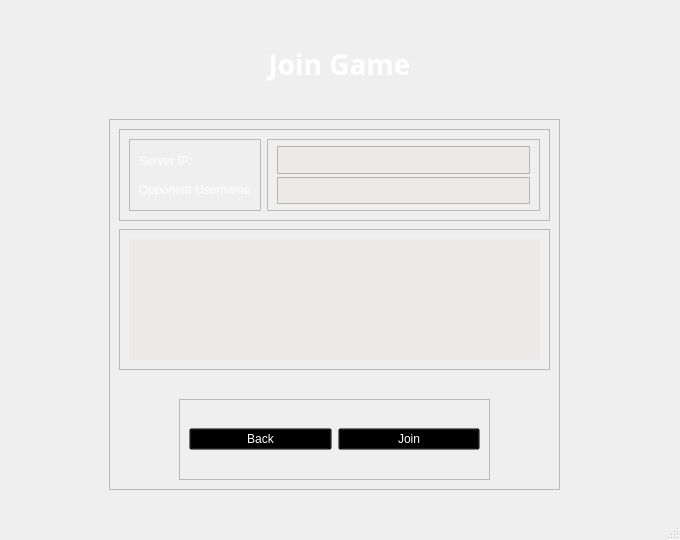
Above: BackgammonPP/mainwindow.ui from daniilgrbic/BackgammonPP before the change. Below: the same form after it.
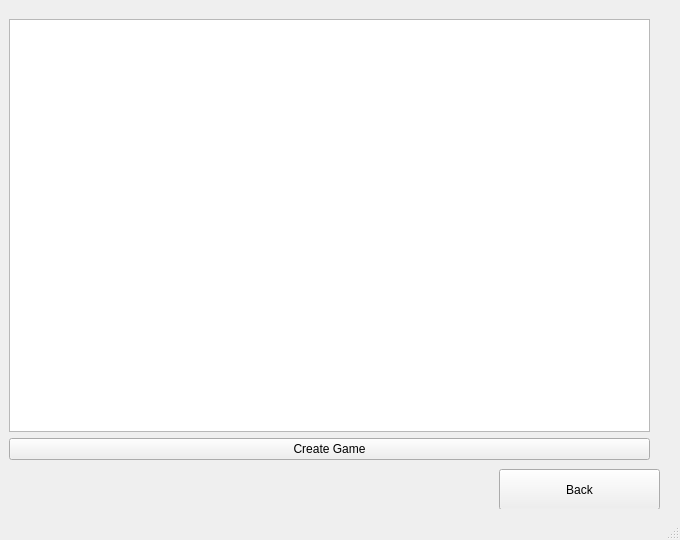
That is the form after the change.

Commit message: Create Game select opponent listview

What changed in the file:
```diff
--- a/BackgammonPP/mainwindow.ui
+++ b/BackgammonPP/mainwindow.ui
@@ -67,7 +67,7 @@
 }</string>
       </property>
       <property name="currentIndex">
-       <number>3</number>
+       <number>4</number>
       </property>
       <widget class="QWidget" name="mainMenu">
        <widget class="QWidget" name="widget" native="true">
@@ -1249,6 +1249,43 @@
         </property>
        </widget>
       </widget>
+      <widget class="QWidget" name="CreateGame2">
+       <widget class="QWidget" name="gridLayoutWidget">
+        <property name="geometry">
+         <rect>
+          <x>0</x>
+          <y>10</y>
+          <width>641</width>
+          <height>441</height>
+         </rect>
+        </property>
+        <layout class="QGridLayout" name="gridLayout">
+         <item row="1" column="0">
+          <widget class="QPushButton" name="btCreateGame2">
+           <property name="text">
+            <string>Create Game</string>
+           </property>
+          </widget>
+         </item>
+         <item row="0" column="0">
+          <widget class="QListView" name="lvOpponents"/>
+         </item>
+        </layout>
+       </widget>
+       <widget class="QPushButton" name="btReturnFromCreateGame2">
+        <property name="geometry">
+         <rect>
+          <x>490</x>
+          <y>460</y>
+          <width>161</width>
+          <height>41</height>
+         </rect>
+        </property>
+        <property name="text">
+         <string>Back</string>
+        </property>
+       </widget>
+      </widget>
      </widget>
     </item>
    </layout>
```
The commit also changes 3 other files.
